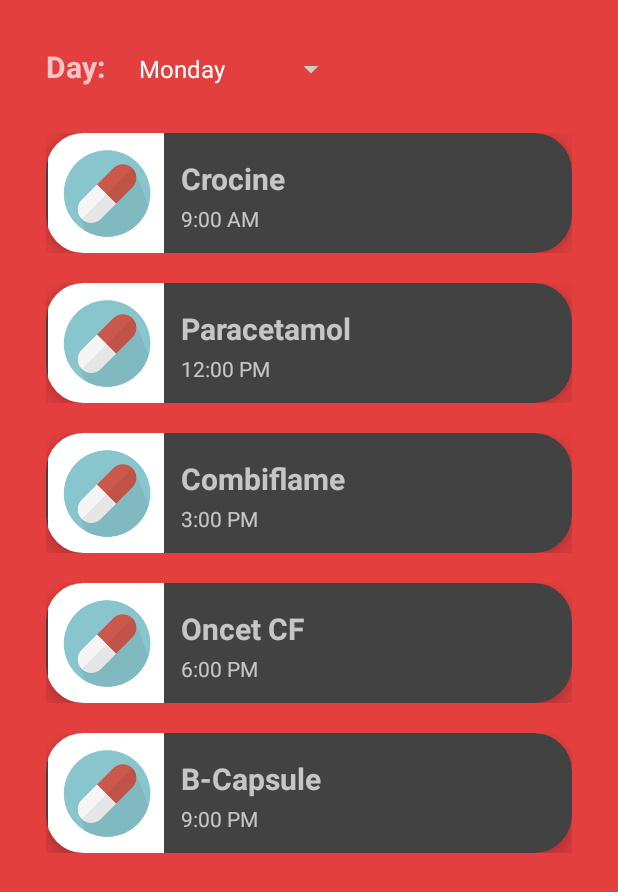
After one commit to SarthakSinghal15/MediCus, an Android app: the PatientWeekSchedule screen opened directly, with no data from a screen before it, on a phone screen of 412 x 824 dp. The commit adds this screen. Shown: the top 892 px of the screen. Run offline under Robolectric (Android 15) with nearby library versions, the phone set to English and light mode, and no system bars.

```diff
--- a/app/src/main/java/com/medicus/LoginActivity.java
+++ b/app/src/main/java/com/medicus/LoginActivity.java
@@ -86,6 +86,8 @@ public class LoginActivity extends AppCompatActivity {
 
         // TODO: Implement your own authentication logic here.
 
+        if(email.equals("aj@gmail.com")&&password.equals("aaaa")) {
+
             new android.os.Handler().postDelayed(
                     new Runnable() {
                         public void run() {
@@ -95,6 +97,7 @@ public class LoginActivity extends AppCompatActivity {
                             progressDialog.dismiss();
                         }
                     }, 3000);
+        }
     }
 
 
@@ -120,7 +123,10 @@ public class LoginActivity extends AppCompatActivity {
 
     public void onLoginSuccess() {
         _loginButton.setEnabled(true);
+        Intent intent = new Intent(getApplicationContext(), PatientDashboardActivity.class);
+        startActivity(intent);
         finish();
+        overridePendingTransition(R.anim.push_left_in, R.anim.push_left_out);
     }
 
     public void onLoginFailed() {
--- /dev/null
+++ b/app/src/main/java/com/medicus/MedicineRecyclerViewAdapter.java
@@ -0,0 +1,67 @@
+package com.medicus;
+
+import android.content.Context;
+import android.support.annotation.NonNull;
+import android.support.v7.widget.RecyclerView;
+import android.view.LayoutInflater;
+import android.view.View;
+import android.view.ViewGroup;
+import android.widget.LinearLayout;
+import android.widget.TextView;
+import android.widget.Toast;
+
+import java.util.ArrayList;
+
+public class MedicineRecyclerViewAdapter extends RecyclerView.Adapter<MedicineRecyclerViewAdapter.ViewHolder>{
+
+    private ArrayList<String> medNames = new ArrayList<>();
+    private ArrayList<String> medTimes = new ArrayList<>();
+    private Context context;
+
+    public MedicineRecyclerViewAdapter(Context context, ArrayList<String> medNames, ArrayList<String> medTimes ) {
+        this.medNames = medNames;
+        this.medTimes = medTimes;
+        this.context = context;
+    }
+
+    @NonNull
+    @Override
+    public ViewHolder onCreateViewHolder(@NonNull ViewGroup viewGroup, int viewType) {
+
+        View view = LayoutInflater.from(viewGroup.getContext()).inflate(R.layout.layout_medicine, viewGroup,false);
+        ViewHolder viewHolder = new ViewHolder(view);
+        return viewHolder;
+    }
+
+    @Override
+    public void onBindViewHolder(@NonNull ViewHolder viewHolder, final int position) {
+        viewHolder.medName.setText(medNames.get(position));
+        viewHolder.medTime.setText(medTimes.get(position));
+
+        viewHolder.medLayout.setOnClickListener(new View.OnClickListener() {
+            @Override
+            public void onClick(View v) {
+
+                Toast.makeText(context, "Take "+medNames.get(position)+" at "+medTimes.get(position),Toast.LENGTH_SHORT).show();
+            }
+        });
+    }
+
+    @Override
+    public int getItemCount() {
+        return medNames.size();
+    }
+
+    public class ViewHolder extends RecyclerView.ViewHolder{
+
+        TextView medName, medTime;
+        LinearLayout medLayout;
+
+        public ViewHolder(@NonNull View itemView) {
+            super(itemView);
+            medName = itemView.findViewById(R.id.txt_medName);
+            medTime = itemView.findViewById(R.id.txt_medTime);
+            medLayout = itemView.findViewById(R.id.medicine_layout);
+        }
+    }
+}
--- /dev/null
+++ b/app/src/main/java/com/medicus/PatientWeekSchedule.java
@@ -0,0 +1,103 @@
+package com.medicus;
+
+import android.support.v7.app.AppCompatActivity;
+import android.os.Bundle;
+import android.support.v7.widget.LinearLayoutManager;
+import android.support.v7.widget.RecyclerView;
+import android.view.View;
+import android.widget.AdapterView;
+import android.widget.ArrayAdapter;
+import android.widget.Spinner;
+import android.widget.Toast;
+
+import java.util.ArrayList;
+import java.util.List;
+
+public class PatientWeekSchedule extends AppCompatActivity implements AdapterView.OnItemSelectedListener {
+
+    Spinner dayofweek;
+    private ArrayList<String> medNames,medTimes;
+    RecyclerView recyclerView;
+
+    @Override
+    protected void onCreate(Bundle savedInstanceState) {
+        super.onCreate(savedInstanceState);
+        setContentView(R.layout.activity_patient_week_schedule);
+
+        dayofweek = (Spinner) findViewById(R.id.spn_dayofweek);
+
+        // Spinner click listener
+        dayofweek.setOnItemSelectedListener(this);
+
+        // Spinner Drop down elements
+        List<String> weekdays = new ArrayList<String>();
+
+        weekdays.add("Monday");
+        weekdays.add("Tuesday");
+        weekdays.add("Wednesday");
+        weekdays.add("Thursday");
+        weekdays.add("Friday");
+        weekdays.add("Saturday");
+        weekdays.add("Sunday");
+
+        // Creating adapter for spinner
+        ArrayAdapter<String> dataAdapter = new ArrayAdapter<String>(this, android.R.layout.simple_spinner_item, weekdays);
+
+        // Drop down layout style – list view with radio button
+        dataAdapter.setDropDownViewResource(android.R.layout.simple_spinner_dropdown_item);
+
+        // attaching data adapter to spinner
+        dayofweek.setAdapter(dataAdapter);
+
+        medNames = new ArrayList<>();
+        medTimes = new ArrayList<>();
+
+    }
+
+    @Override
+    public void onItemSelected(AdapterView<?> parent, View view, int position, long id)
+    {
+        // On selecting a spinner item
+        String day = parent.getItemAtPosition(position).toString();
+
+        getDaysMedicines(day);
+        setRecyclerView();
+
+        // Showing selected spinner item
+        Toast.makeText(parent.getContext(), "Showing medicines schedule for " + day, Toast.LENGTH_LONG).show();
+    }
+
+    public void onNothingSelected(AdapterView<?> arg0)
+    {
+        // TODO Auto-generated method stub
+    }
+
+    private void getDaysMedicines(String day)
+    {
+        // code to get today's medicines
+
+        medNames.add("Crocine");
+        medTimes.add("9:00 AM");
+
+        medNames.add("Paracetamol");
+        medTimes.add("12:00 PM");
+
+        medNames.add("Combiflame");
+        medTimes.add("3:00 PM");
+
+        medNames.add("Oncet CF");
+        medTimes.add("6:00 PM");
+
+        medNames.add("B-Capsule");
+        medTimes.add("9:00 PM");
+
+    }
+
+    private void setRecyclerView()
+    {
+        recyclerView = (RecyclerView) findViewById(R.id.rv_daymeds);
+        MedicineRecyclerViewAdapter recyclerViewAdapter = new MedicineRecyclerViewAdapter(this,medNames,medTimes);
+        recyclerView.setAdapter(recyclerViewAdapter);
+        recyclerView.setLayoutManager(new LinearLayoutManager(this));
+    }
+}
--- /dev/null
+++ b/app/src/main/res/layout/activity_patient_week_schedule.xml
@@ -0,0 +1,43 @@
+<?xml version="1.0" encoding="utf-8"?>
+<LinearLayout xmlns:android="http://schemas.android.com/apk/res/android"
+    xmlns:app="http://schemas.android.com/apk/res-auto"
+    xmlns:tools="http://schemas.android.com/tools"
+    android:layout_width="match_parent"
+    android:layout_height="match_parent"
+    tools:context=".PatientWeekSchedule"
+    android:layout_margin="15dp"
+    android:orientation="vertical">
+
+    <LinearLayout
+        android:layout_width="match_parent"
+        android:layout_height="wrap_content"
+        android:padding="5dp">
+        <TextView
+            android:text="Day: "
+            android:layout_width="wrap_content"
+            android:layout_height="wrap_content"
+            android:textSize="20dp"
+            android:textStyle="bold"
+            android:padding="10dp"/>
+        <Spinner
+            android:id="@+id/spn_dayofweek"
+            android:layout_width="wrap_content"
+            android:layout_height="wrap_content">
+        </Spinner>
+    </LinearLayout>
+
+    <LinearLayout
+        android:layout_width="match_parent"
+        android:layout_height="match_parent"
+        android:padding="5dp">
+
+        <android.support.v7.widget.RecyclerView
+            android:id="@+id/rv_daymeds"
+            android:layout_width="match_parent"
+            android:layout_height="wrap_content">
+
+        </android.support.v7.widget.RecyclerView>
+
+    </LinearLayout>
+
+</LinearLayout>
--- /dev/null
+++ b/app/src/main/res/layout/layout_medicine.xml
@@ -0,0 +1,58 @@
+<?xml version="1.0" encoding="utf-8"?>
+<LinearLayout xmlns:android="http://schemas.android.com/apk/res/android"
+    android:layout_width="match_parent"
+    android:layout_height="wrap_content"
+    xmlns:app="http://schemas.android.com/apk/res-auto"
+    android:padding="10dp"
+    android:id="@+id/medicine_layout">
+
+    <android.support.v7.widget.CardView
+        android:layout_width="match_parent"
+        android:layout_height="wrap_content"
+        android:background="@color/iron"
+        app:cardCornerRadius="25dp"
+        app:cardElevation="10dp">
+
+        <LinearLayout
+            android:layout_width="match_parent"
+            android:layout_height="wrap_content">
+
+            <LinearLayout
+                android:layout_width="wrap_content"
+                android:layout_height="wrap_content">
+                <ImageView
+                    android:layout_width="80dp"
+                    android:layout_height="80dp"
+                    android:src="@drawable/medicine"
+                    />
+            </LinearLayout>
+
+            <LinearLayout
+                android:layout_width="match_parent"
+                android:layout_height="match_parent"
+                android:orientation="vertical"
+                android:gravity="center"
+                android:layout_marginLeft="10dp">
+                <TextView
+                    android:text="Crocine"
+                    android:id="@+id/txt_medName"
+                    android:layout_width="match_parent"
+                    android:layout_height="wrap_content"
+                    android:textStyle="bold"
+                    android:textSize="20dp"
+                    android:paddingTop="3dp"
+                    android:paddingBottom="3dp"/>
+                <TextView
+                    android:text="12:30 PM"
+                    android:id="@+id/txt_medTime"
+                    android:layout_width="match_parent"
+                    android:layout_height="wrap_content"/>
+            </LinearLayout>
+
+        </LinearLayout>
+
+    </android.support.v7.widget.CardView>
+
+
+
+</LinearLayout>
--- a/app/src/main/res/values/strings.xml
+++ b/app/src/main/res/values/strings.xml
@@ -1,4 +1,4 @@
 <resources>
-    <string name="app_name">MediCus_Design</string>
+    <string name="app_name">MediCus</string>
     <string name="spinner_title">Select patient</string>
 </resources>
```
Also changed, not shown: app/src/main/AndroidManifest.xml (+8 -1 lines), app/src/main/java/com/medicus/PatientDashboardActivity.java (added, +47 -0 lines), app/src/main/java/com/medicus/PatientTodaySchedule.java (added, +56 -0 lines), app/src/main/res/layout/activity_patient_dashboard.xml (added, +128 -0 lines), app/src/main/res/layout/activity_patient_today_schedule.xml (added, +29 -0 lines), app/src/main/res/layout/layout_patient.xml (added, +94 -0 lines), app/src/main/res/drawable-v24/medicine.png (added), app/src/main/res/drawable-v24/patient_image.png (added). Lines whose indentation alone changed are shown as unchanged.
